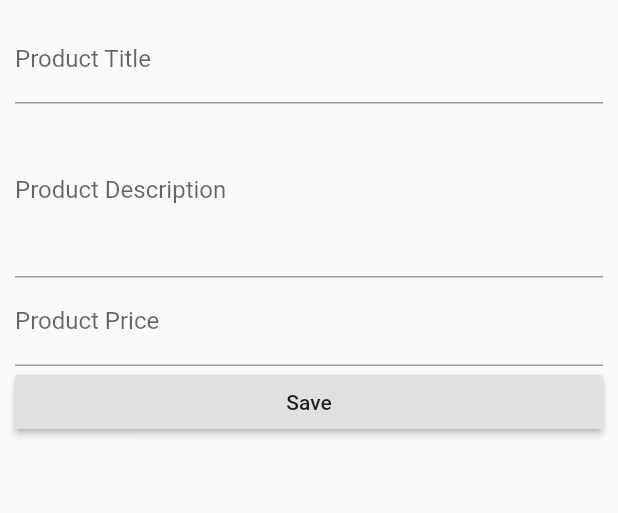
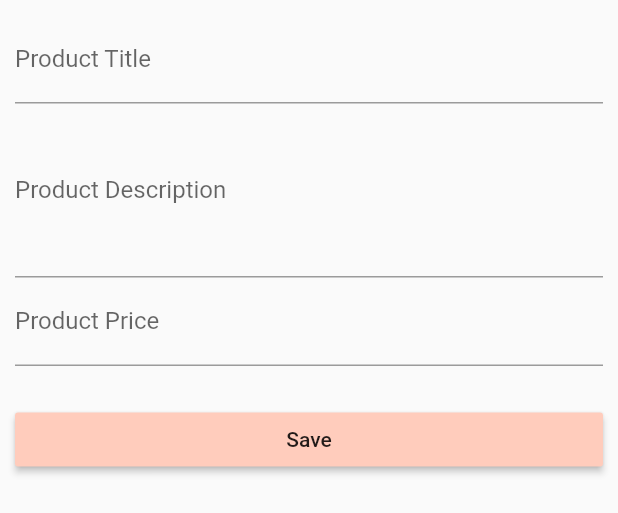
Before and after one commit to ofu997/flutter1, a Flutter app: the ProductCreatePage widget shown alone on an empty page, opened directly with empty values, after a tap on "Save", on a phone screen of 412 x 824 dp. Shown: the top 513 px of the screen. Run offline on Flutter 3.47's test engine with Material 2 defaults, Android fonts, the light colour scheme and no system bars.

Commit message:
create product page navigation, styling

```diff
--- a/lib/pages/product_create.dart
+++ b/lib/pages/product_create.dart
@@ -49,13 +49,19 @@ class _ProductCreatePageState extends State<ProductCreatePage> {
               });
             },
           ),
+          SizedBox(height: 25.0,),
           RaisedButton(
+            color: Theme.of(context).primaryColorLight,
             child: Text('Save'),
             onPressed: (){
-              final Map<String, dynamic> product ={'title': titleValue, 'description': description,
-              'price': price };
-              widget.addProduct(product);
+              final Map<String, dynamic> product = {
+                'title': titleValue, 'description': description,
+              'price': price, 'image': 'assets/food.jpg'
+              };
+            widget.addProduct(product);
+            Navigator.pushReplacementNamed(context,'/');// gives you no option of going back
             },
+
           )
         ],
       ),
```
Also changed, not shown: lib/pages/product.dart (line endings or trailing spaces).
